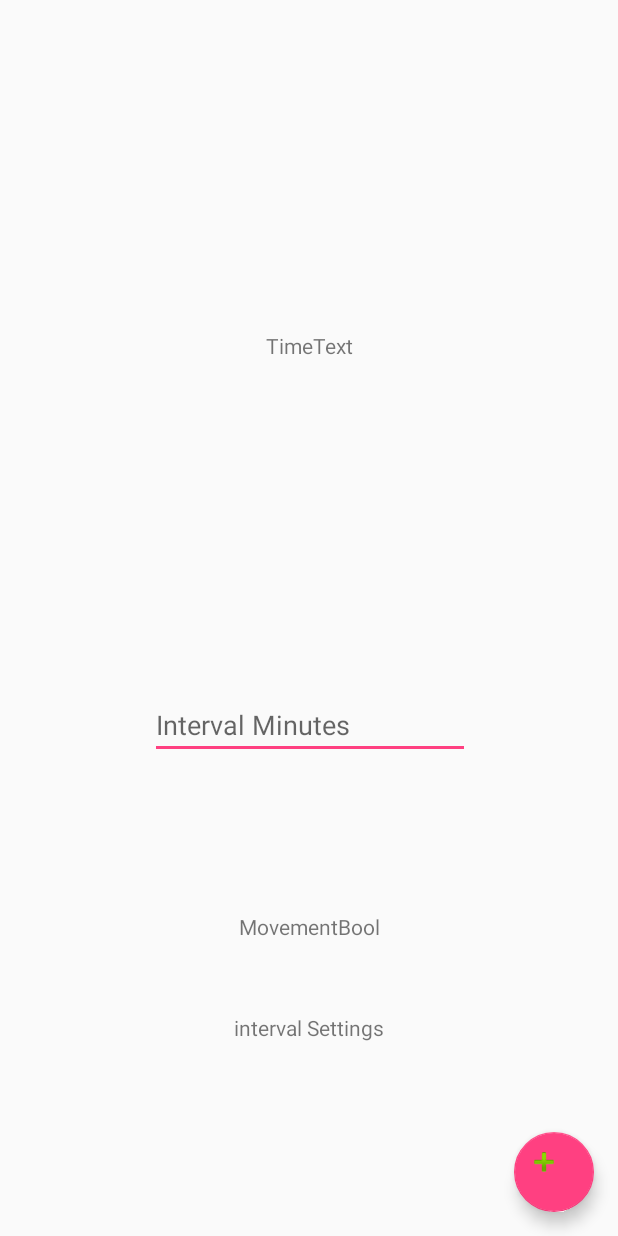
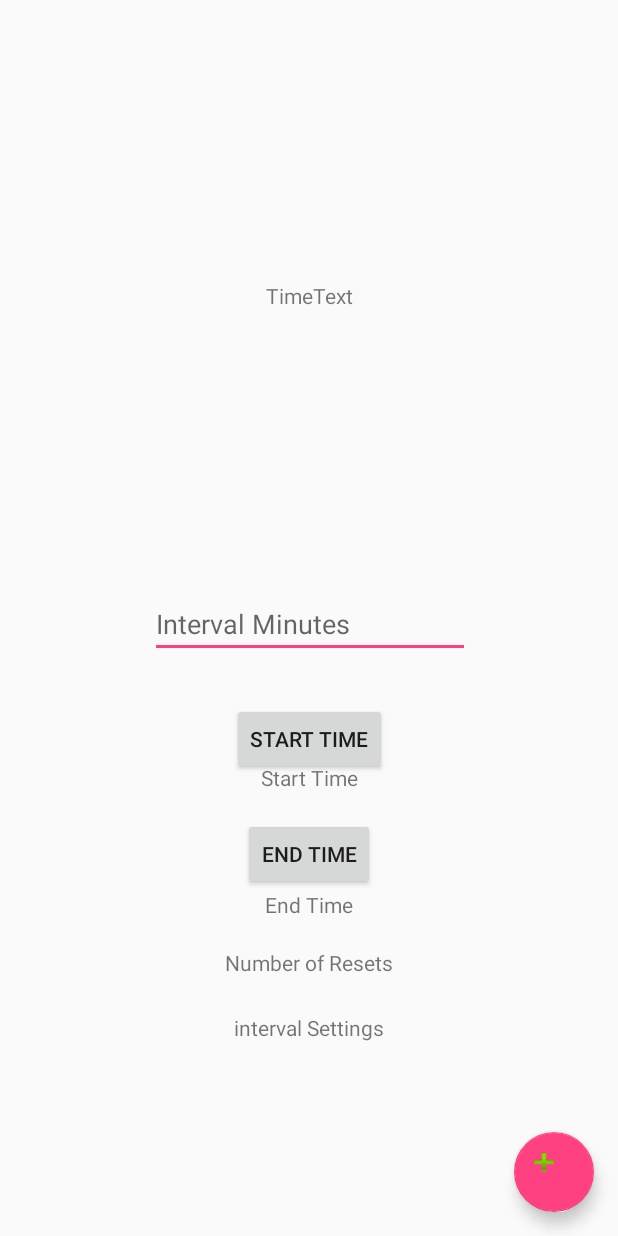
Before and after one commit to ptmfitch/StepUp, an Android app: the screen it shows after launch (MainActivity), after a tap on an icon or button, on a phone screen of 412 x 824 dp. Run offline under Robolectric (Android 15) with nearby library versions, the phone set to English and light mode, and no system bars.

```diff
--- a/StepUp/app/src/main/java/quantifiedchaos/stepup/MainActivity.java
+++ b/StepUp/app/src/main/java/quantifiedchaos/stepup/MainActivity.java
@@ -5,6 +5,7 @@ import android.app.AlarmManager;
 import android.app.NotificationManager;
 import android.app.PendingIntent;
 import android.app.TaskStackBuilder;
+import android.app.TimePickerDialog;
 import android.content.BroadcastReceiver;
 import android.content.Context;
 import android.content.DialogInterface;
@@ -26,12 +27,16 @@ import android.os.Bundle;
 import android.support.v7.app.NotificationCompat;
 import android.util.Log;
 import android.view.View;
+import android.widget.Button;
 import android.widget.TextView;
+import android.widget.TimePicker;
 import android.widget.Toast;
 
 import org.w3c.dom.Text;
 
-public class MainActivity extends Activity{
+import java.util.Calendar;
+
+public class MainActivity extends Activity implements View.OnClickListener {
     private FloatingActionButton mSettingsButton;
     private SensorManager mSensorManager;
     private Sensor mSensor;
@@ -39,8 +44,14 @@ public class MainActivity extends Activity{
     static TextView TimeText;
     static TextView userTime;
     static TextView IntervalTime;
-    static CountDownTimer mTimer;
+    CountDownTimer mTimer;
     static int mIntervalTime = 30000;
+
+    static Button btnTimePickerStart, btnTimePickerEnd;
+    static TextView txtTimeStart, txtTimeEnd;
+    static private int mHourStart, mMinuteStart, mHourEnd, mMinuteEnd;
+
+    static boolean start = false, end = false;
 
     @Override
     protected void onCreate(Bundle savedInstanceState) {
@@ -54,36 +65,29 @@ public class MainActivity extends Activity{
         userTime = findViewById(R.id.TimeInterval);
         IntervalTime = findViewById(R.id.SetInterval);
 
+        btnTimePickerStart = findViewById(R.id.StartTime);
+        btnTimePickerEnd = findViewById(R.id.EndTime);
+        txtTimeStart = findViewById(R.id.StartTimeText);
+        txtTimeEnd = findViewById(R.id.EndTimeText);
+
+        btnTimePickerStart.setOnClickListener(this);
+        btnTimePickerEnd.setOnClickListener(this);
+
+        btnTimePickerStart.setOnClickListener(this);
+        btnTimePickerEnd.setOnClickListener(this);
 
         mSettingsButton = findViewById(R.id.settingsButton);
-        mSettingsButton.setOnClickListener(new View.OnClickListener() {
-            @Override
-            public void onClick(View v){
-
-                if(!userTime.getText().toString().isEmpty()){
-
-
-                    mIntervalTime = 60*(1000 * Integer.parseInt(userTime.getText().toString()));
-                    IntervalTime.setText("Minutes Interval: " + (mIntervalTime / 1000)/60);
-                    mTimer.cancel();
-                    startTimer(mIntervalTime);
-                    mTimer.start();
-                }
-                else{
-                    Toast.makeText(MainActivity.this, "Fill in all boxes!", Toast.LENGTH_SHORT).show();
-                }
-
-            }
-        });
+        mSettingsButton.setOnClickListener(this);
 
         TimeText = findViewById(R.id.TimeText);
         startTimer(mIntervalTime);
-
-
-
     }
 
     private void startTimer(int secondsLength){
+            if(mTimer !=null){
+                mTimer.cancel();
+                mTimer = null;
+            }
             mTimer = new CountDownTimer(secondsLength, 1000) {
 
             public void onTick(long millisUntilFinished) {
@@ -91,8 +95,24 @@ public class MainActivity extends Activity{
             }
 
             public void onFinish() {
-                TimeText.setText("done!");
-                triggerAlarm();
+                Calendar rightNow = Calendar.getInstance();
+                int currentHour = rightNow.get(Calendar.HOUR_OF_DAY); // return the hour in 24 hrs format (ranging from 0-23)
+                int currentMinute = rightNow.get(Calendar.MINUTE); // return the minute
+                // TODO: 14/06/17 CURRENTLY only support positive time eg. 1pm to 3 pm not over 24 hours eg. 3pm to  1pm next day
+                // TODO: 14/06/17 Using  0:00 for both times just freezes program.
+                if((currentHour > mHourStart && currentHour < mHourEnd) ){
+                    TimeText.setText("done!");
+                    triggerAlarm();
+                }
+                else if(currentHour == mHourStart || currentHour == mHourEnd){
+                    if((currentMinute > mMinuteStart) && (currentMinute < mMinuteEnd)){
+                        TimeText.setText("done!");
+                        triggerAlarm();
+                    }
+                else{
+                        TimeText.setText("Tracker Paused!");
+                    }
+                }
             }
         };
     }
@@ -135,5 +155,68 @@ public class MainActivity extends Activity{
     }
 
 
+    @Override
+    public void onClick(View v){
 
+        if (v == mSettingsButton){
+            if(!userTime.getText().toString().isEmpty() && (start == true && end == true)){
+                mIntervalTime = 60*(1000 * Integer.parseInt(userTime.getText().toString()));
+                IntervalTime.setText("Minutes Interval: " + (mIntervalTime / 1000)/60);
+                startTimer(mIntervalTime);
+                mTimer.start();
+            }
+            else{
+                Toast.makeText(MainActivity.this, "Fill in all boxes!", Toast.LENGTH_SHORT).show();
+            }
+        }
+
+        if (v == btnTimePickerStart) {
+
+            // Get Current Time
+            final Calendar c = Calendar.getInstance();
+            mHourStart = c.get(Calendar.HOUR_OF_DAY);
+            mMinuteStart = c.get(Calendar.MINUTE);
+
+            // Launch Time Picker Dialog
+            TimePickerDialog timePickerDialog = new TimePickerDialog(this,
+                    new TimePickerDialog.OnTimeSetListener() {
+
+                        @Override
+                        public void onTimeSet(TimePicker view, int hourOfDay,
+                                              int minute) {
+
+                            txtTimeStart.setText(hourOfDay + ":" + minute);
+                            mHourStart = hourOfDay;
+                            mMinuteStart = minute;
+                        }
+                    }, mHourStart, mMinuteStart, false);
+            timePickerDialog.show();
+            start = true;
+
+        }
+
+        if (v == btnTimePickerEnd) {
+
+            // Get Current Time
+            final Calendar c = Calendar.getInstance();
+            mHourEnd = c.get(Calendar.HOUR_OF_DAY);
+            mMinuteEnd = c.get(Calendar.MINUTE);
+
+            // Launch Time Picker Dialog
+            TimePickerDialog timePickerDialog = new TimePickerDialog(this,
+                    new TimePickerDialog.OnTimeSetListener() {
+
+                        @Override
+                        public void onTimeSet(TimePicker view, int hourOfDay,
+                                              int minute) {
+
+                            txtTimeEnd.setText(hourOfDay + ":" + minute);
+                            mHourEnd = hourOfDay;
+                            mMinuteEnd = minute;
+                        }
+                    }, mHourEnd, mMinuteEnd, false);
+            timePickerDialog.show();
+            end = true;
+        }
+    }
 }
--- a/StepUp/app/src/main/res/layout/activity_main.xml
+++ b/StepUp/app/src/main/res/layout/activity_main.xml
@@ -23,14 +23,16 @@
         android:id="@+id/MovementBool"
         android:layout_width="wrap_content"
         android:layout_height="wrap_content"
-        android:text="MovementBool"
-        android:layout_marginBottom="48dp"
+        android:text="Number of Resets"
+        android:layout_marginBottom="24dp"
         app:layout_constraintBottom_toTopOf="@+id/SetInterval"
         android:layout_marginLeft="8dp"
         app:layout_constraintLeft_toLeftOf="parent"
         android:layout_marginRight="8dp"
         app:layout_constraintRight_toRightOf="parent"
-        app:layout_constraintHorizontal_bias="0.501" />
+        app:layout_constraintHorizontal_bias="0.501"
+        android:layout_marginStart="8dp"
+        android:layout_marginEnd="8dp" />
 
     <TextView
         android:id="@+id/TimeText"
@@ -44,7 +46,9 @@
         android:layout_marginRight="8dp"
         app:layout_constraintRight_toRightOf="parent"
         android:layout_marginLeft="8dp"
-        app:layout_constraintLeft_toLeftOf="parent" />
+        app:layout_constraintLeft_toLeftOf="parent"
+        android:layout_marginStart="8dp"
+        android:layout_marginEnd="8dp" />
 
     <EditText
         android:id="@+id/TimeInterval"
@@ -53,13 +57,11 @@
         android:ems="10"
         android:hint="Interval Minutes"
         android:inputType="number"
-        android:layout_marginLeft="8dp"
         app:layout_constraintLeft_toLeftOf="parent"
-        android:layout_marginRight="8dp"
         app:layout_constraintRight_toRightOf="parent"
-        app:layout_constraintHorizontal_bias="0.503"
-        android:layout_marginBottom="102dp"
-        app:layout_constraintBottom_toTopOf="@+id/MovementBool" />
+        app:layout_constraintHorizontal_bias="0.502"
+        android:layout_marginBottom="30dp"
+        app:layout_constraintBottom_toTopOf="@+id/StartTime" />
 
     <TextView
         android:id="@+id/SetInterval"
@@ -71,7 +73,52 @@
         android:layout_marginRight="8dp"
         app:layout_constraintRight_toRightOf="parent"
         android:layout_marginLeft="8dp"
-        app:layout_constraintLeft_toLeftOf="parent" />
+        app:layout_constraintLeft_toLeftOf="parent"
+        android:layout_marginStart="8dp"
+        android:layout_marginEnd="8dp" />
+
+    <Button
+        android:id="@+id/StartTime"
+        android:layout_width="wrap_content"
+        android:layout_height="wrap_content"
+        android:layout_marginBottom="-8dp"
+        android:text="Start Time"
+        app:layout_constraintBottom_toTopOf="@+id/StartTimeText"
+        app:layout_constraintLeft_toLeftOf="parent"
+        app:layout_constraintRight_toRightOf="parent" />
+
+    <Button
+        android:id="@+id/EndTime"
+        android:layout_width="wrap_content"
+        android:layout_height="wrap_content"
+        android:layout_marginBottom="0dp"
+        android:layout_marginLeft="8dp"
+        android:layout_marginRight="8dp"
+        android:text="End Time"
+        app:layout_constraintBottom_toTopOf="@+id/EndTimeText"
+        app:layout_constraintLeft_toLeftOf="parent"
+        app:layout_constraintRight_toRightOf="parent"
+        app:layout_constraintHorizontal_bias="0.501" />
+
+    <TextView
+        android:id="@+id/StartTimeText"
+        android:layout_width="wrap_content"
+        android:layout_height="wrap_content"
+        android:text="Start Time"
+        app:layout_constraintLeft_toLeftOf="parent"
+        app:layout_constraintRight_toRightOf="parent"
+        android:layout_marginBottom="17dp"
+        app:layout_constraintBottom_toTopOf="@+id/EndTime" />
+
+    <TextView
+        android:id="@+id/EndTimeText"
+        android:layout_width="wrap_content"
+        android:layout_height="wrap_content"
+        android:text="End Time"
+        app:layout_constraintLeft_toLeftOf="parent"
+        app:layout_constraintRight_toRightOf="parent"
+        android:layout_marginBottom="19dp"
+        app:layout_constraintBottom_toTopOf="@+id/MovementBool" />
 
 
 </android.support.constraint.ConstraintLayout>
```
